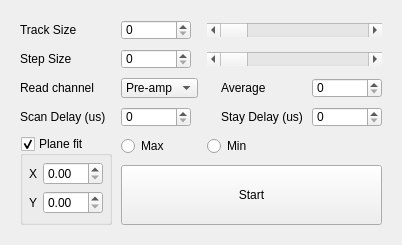
Qt form pyqt5 STM software/ui/Track.ui (freestylexyz/STM-pyqt5-software) before a commit.
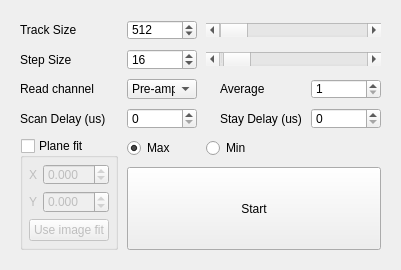
The same form after that commit.

The edit to the form file:
```diff
--- a/pyqt5 STM software/ui/Track.ui
+++ b/pyqt5 STM software/ui/Track.ui
@@ -6,8 +6,8 @@
    <rect>
     <x>0</x>
     <y>0</y>
-    <width>402</width>
-    <height>237</height>
+    <width>401</width>
+    <height>270</height>
    </rect>
   </property>
   <property name="windowTitle">
@@ -34,6 +34,9 @@
           <height>20</height>
          </size>
         </property>
+        <property name="maximum">
+         <number>65535</number>
+        </property>
        </widget>
       </item>
       <item row="6" column="3">
@@ -50,6 +53,9 @@
           <height>20</height>
          </size>
         </property>
+        <property name="maximum">
+         <number>65535</number>
+        </property>
        </widget>
       </item>
       <item row="4" column="0">
@@ -86,6 +92,9 @@
         <property name="checkable">
          <bool>true</bool>
         </property>
+        <property name="checked">
+         <bool>false</bool>
+        </property>
         <layout class="QGridLayout" name="gridLayout">
          <property name="leftMargin">
           <number>6</number>
@@ -99,25 +108,16 @@
          <property name="bottomMargin">
           <number>6</number>
          </property>
-         <item row="1" column="1">
-          <widget class="QDoubleSpinBox" name="spinBox_X_PlaneFit">
+         <item row="4" column="0">
+          <widget class="QLabel" name="label_6">
            <property name="sizePolicy">
-            <sizepolicy hsizetype="Fixed" vsizetype="Fixed">
+            <sizepolicy hsizetype="Preferred" vsizetype="Preferred">
              <horstretch>0</horstretch>
              <verstretch>0</verstretch>
             </sizepolicy>
            </property>
-           <property name="minimumSize">
-            <size>
-             <width>60</width>
-             <height>20</height>
-            </size>
-           </property>
-           <property name="layoutDirection">
-            <enum>Qt::LeftToRight</enum>
-           </property>
-           <property name="stepType">
-            <enum>QAbstractSpinBox::AdaptiveDecimalStepType</enum>
+           <property name="text">
+            <string>Y</string>
            </property>
           </widget>
          </item>
@@ -138,21 +138,20 @@
            <property name="alignment">
             <set>Qt::AlignLeading|Qt::AlignLeft|Qt::AlignVCenter</set>
            </property>
+           <property name="decimals">
+            <number>3</number>
+           </property>
+           <property name="minimum">
+            <double>-65535.999000000003434</double>
+           </property>
+           <property name="maximum">
+            <double>65535.999000000003434</double>
+           </property>
            <property name="stepType">
             <enum>QAbstractSpinBox::AdaptiveDecimalStepType</enum>
            </property>
-          </widget>
-         </item>
-         <item row="4" column="0">
-          <widget class="QLabel" name="label_6">
-           <property name="sizePolicy">
-            <sizepolicy hsizetype="Preferred" vsizetype="Preferred">
-             <horstretch>0</horstretch>
-             <verstretch>0</verstretch>
-            </sizepolicy>
-           </property>
-           <property name="text">
-            <string>Y</string>
+           <property name="value">
+            <double>0.000000000000000</double>
            </property>
           </widget>
          </item>
@@ -169,6 +168,44 @@
            </property>
           </widget>
          </item>
+         <item row="1" column="1">
+          <widget class="QDoubleSpinBox" name="spinBox_X_PlaneFit">
+           <property name="sizePolicy">
+            <sizepolicy hsizetype="Fixed" vsizetype="Fixed">
+             <horstretch>0</horstretch>
+             <verstretch>0</verstretch>
+            </sizepolicy>
+           </property>
+           <property name="minimumSize">
+            <size>
+             <width>60</width>
+             <height>20</height>
+            </size>
+           </property>
+           <property name="layoutDirection">
+            <enum>Qt::LeftToRight</enum>
+           </property>
+           <property name="decimals">
+            <number>3</number>
+           </property>
+           <property name="minimum">
+            <double>-65535.999000000003434</double>
+           </property>
+           <property name="maximum">
+            <double>65535.999000000003434</double>
+           </property>
+           <property name="stepType">
+            <enum>QAbstractSpinBox::AdaptiveDecimalStepType</enum>
+           </property>
+          </widget>
+         </item>
+         <item row="5" column="0" colspan="2">
+          <widget class="QPushButton" name="pushButton_PlaneFit">
+           <property name="text">
+            <string>Use image fit</string>
+           </property>
+          </widget>
+         </item>
         </layout>
        </widget>
       </item>
@@ -202,6 +239,15 @@
           <height>20</height>
          </size>
         </property>
+        <property name="minimum">
+         <number>32</number>
+        </property>
+        <property name="maximum">
+         <number>65535</number>
+        </property>
+        <property name="value">
+         <number>512</number>
+        </property>
        </widget>
       </item>
       <item row="6" column="0">
@@ -228,6 +274,9 @@
         <property name="text">
          <string>Max</string>
         </property>
+        <property name="checked">
+         <bool>true</bool>
+        </property>
        </widget>
       </item>
       <item row="5" column="1">
@@ -244,16 +293,19 @@
           <height>20</height>
          </size>
         </property>
-        <item>
-         <property name="text">
-          <string>Pre-amp</string>
-         </property>
-        </item>
+        <property name="currentIndex">
+         <number>1</number>
+        </property>
         <item>
          <property name="text">
           <string>Zout</string>
          </property>
         </item>
+        <item>
+         <property name="text">
+          <string>Pre-amp</string>
+         </property>
+        </item>
        </widget>
       </item>
       <item row="4" column="1">
@@ -270,6 +322,15 @@
           <height>20</height>
          </size>
         </property>
+        <property name="minimum">
+         <number>1</number>
+        </property>
+        <property name="maximum">
+         <number>512</number>
+        </property>
+        <property name="value">
+         <number>16</number>
+        </property>
        </widget>
       </item>
       <item row="5" column="0">
@@ -328,6 +389,12 @@
           <height>20</height>
          </size>
         </property>
+        <property name="minimum">
+         <number>1</number>
+        </property>
+        <property name="maximum">
+         <number>65535</number>
+        </property>
        </widget>
       </item>
       <item row="3" column="2" colspan="2">
@@ -338,6 +405,15 @@
           <verstretch>0</verstretch>
          </sizepolicy>
         </property>
+        <property name="minimum">
+         <number>32</number>
+        </property>
+        <property name="maximum">
+         <number>65535</number>
+        </property>
+        <property name="value">
+         <number>512</number>
+        </property>
         <property name="orientation">
          <enum>Qt::Horizontal</enum>
         </property>
@@ -351,6 +427,15 @@
           <verstretch>0</verstretch>
          </sizepolicy>
         </property>
+        <property name="minimum">
+         <number>1</number>
+        </property>
+        <property name="maximum">
+         <number>512</number>
+        </property>
+        <property name="value">
+         <number>16</number>
+        </property>
         <property name="orientation">
          <enum>Qt::Horizontal</enum>
         </property>
```
